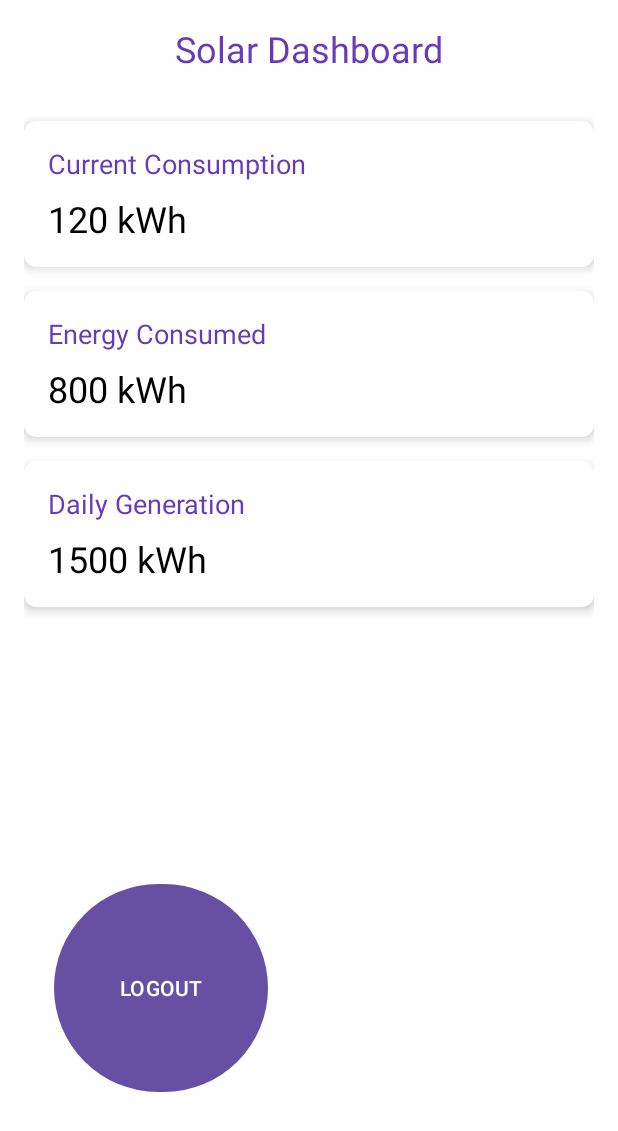
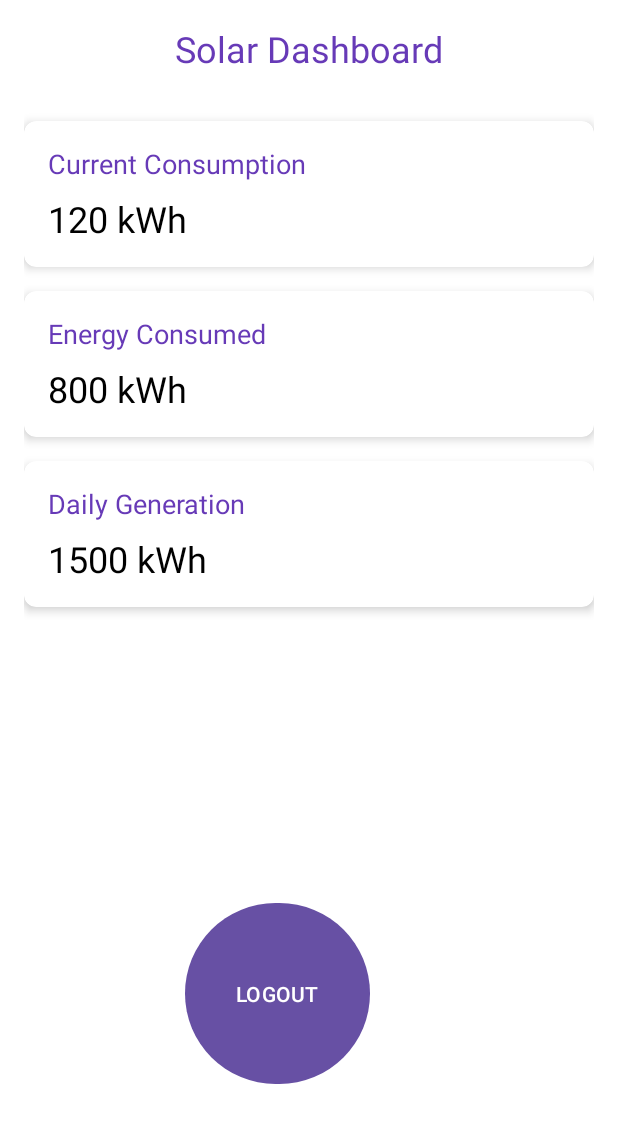
Before and after one commit to kaikamal/FYP, an Android app: the fragment HomeFragment shown on its own in the app's theme, on a phone screen of 412 x 824 dp. Shown: the top 1131 px of the screen. Run offline under Robolectric (Android 15) with nearby library versions, the phone set to English and light mode, and no system bars; our stand-ins replace Firebase (no records; nobody signed in at launch, a user with empty details on screens opened directly).

Commit message:
project commit

```diff
--- a/app/src/main/res/layout/fragment_home.xml
+++ b/app/src/main/res/layout/fragment_home.xml
@@ -126,16 +126,16 @@
 
     <Button
         android:id="@+id/button3"
-        android:layout_width="158dp"
-        android:layout_height="70dp"
+        android:layout_width="139dp"
+        android:layout_height="52dp"
         android:layout_alignParentStart="true"
         android:layout_alignParentTop="true"
         android:layout_alignParentEnd="true"
         android:layout_alignParentBottom="true"
-        android:layout_marginStart="20dp"
-        android:layout_marginTop="569dp"
-        android:layout_marginEnd="217dp"
-        android:layout_marginBottom="76dp"
+        android:layout_marginStart="107dp"
+        android:layout_marginTop="582dp"
+        android:layout_marginEnd="149dp"
+        android:layout_marginBottom="81dp"
         android:onClick="onClickLogout"
         android:text="LOGOUT"
         app:layout_constraintBottom_toBottomOf="parent"
```
